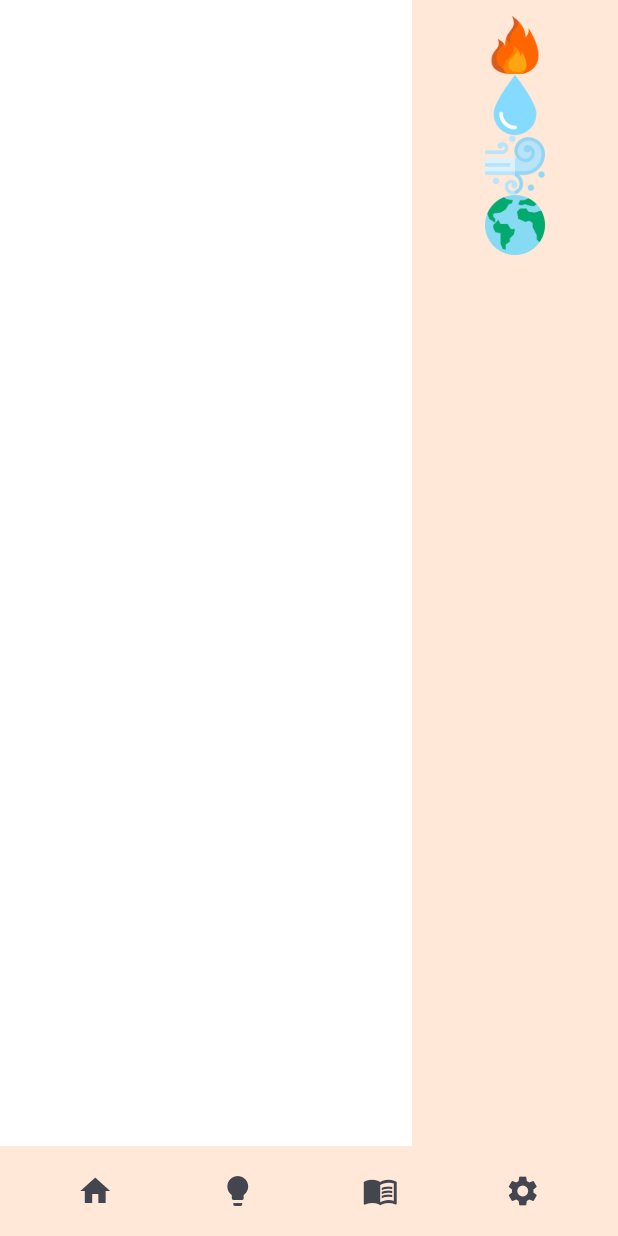
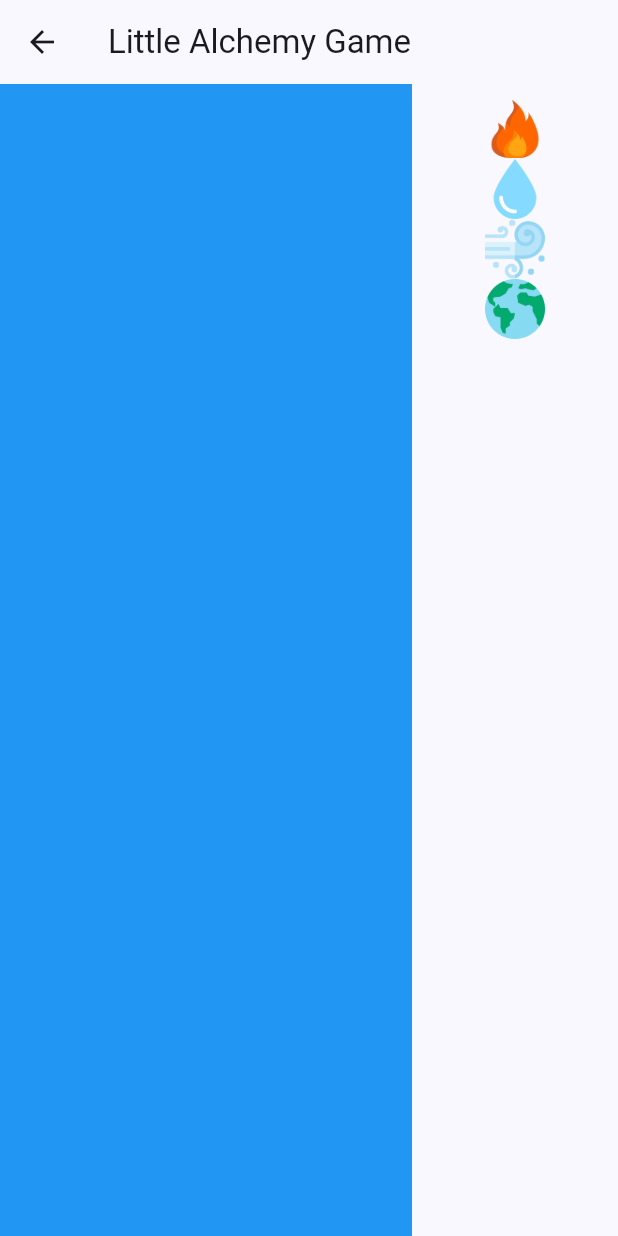
Before and after one commit to h0nu/585-group8, a Flutter app: the AlchemyGame screen opened by its route, on a phone screen of 412 x 824 dp. Run offline on Flutter 3.47's test engine with Material 3 defaults, Android fonts, the phone set to English and light mode, and no system bars; our stand-ins replace audioplayers, firebase_core, firebase_crashlytics, go_router, shared_preferences; missing offline and left inert: games_services; accounts and stored records are empty.

Commit message:
Added file

```diff
--- a/lib/src/play_session/Alchemy_play_session.dart
+++ b/lib/src/play_session/Alchemy_play_session.dart
@@ -1,119 +1,37 @@
 import 'package:flutter/material.dart';
 import 'package:go_router/go_router.dart';
 import 'package:provider/provider.dart';
-import '../style/palette.dart';
-import '../audio/audio_controller.dart';
-import '../audio/sounds.dart';
 
 class AlchemyGame extends StatefulWidget {
-  const AlchemyGame({super.key});
-
   @override
   _AlchemyGameState createState() => _AlchemyGameState();
 }
 
 class _AlchemyGameState extends State<AlchemyGame> {
-  List<String> inventory = [];
   List<String> combinationSequence = [];
 
-  void combineElements(String element) {
-    combinationSequence.add(element);
-
-    if (combinationSequence.length == 2) {
-      if (combinationSequence.contains("fire") &&
-          combinationSequence.contains("water")) {
-        if (!inventory.contains("steam")) {
-          inventory.add("steam");
-        }
-      } else if (combinationSequence.contains("air") &&
-          combinationSequence.contains("earth")) {
-        if (!inventory.contains("dust")) {
-          inventory.add("dust");
-        }
-      } else if (combinationSequence.contains("steam") &&
-          combinationSequence.contains("earth")) {
-        if (!inventory.contains("dust")) {
-          inventory.add("dust");
-        }
-      }
-      // Clear the combination sequence
-      combinationSequence.clear();
-      notifyListeners(); // Notify listeners when the state changes
-    }
-  }
   @override
   Widget build(BuildContext context) {
-      final palette = context.watch<Palette>();
-      final audioController = context.watch<AudioController>();
-
     return Scaffold(
-      appBar: null, // Remove the AppBar
-      backgroundColor: palette.backgroundAlchemy,
-      body: SafeArea(
-        child: ChangeNotifierProvider(
-          create: (context) => AlchemyGameState(inventory, combinationSequence),
-          child: Column(
-            children: [
-              Expanded(
-                flex: 4,
-                child: _AlchemyGameContent(),
-              ),
-              SafeArea(
-            child: Align(
-              alignment: Alignment.bottomCenter,
-              child: Container(
-              height: 60,
-              decoration: BoxDecoration(
-                color: palette.backgroundMenu,
-              ),
-              child: Padding(
-                padding: const EdgeInsets.symmetric(horizontal: 16.0),
-                child: Row(
-                  mainAxisAlignment: MainAxisAlignment.spaceAround,
-                  children: [
-                    IconButton(
+      appBar: AppBar(
+        title: Text("Little Alchemy Game"),
+        leading: IconButton(
+          icon: Icon(Icons.arrow_back),
           onPressed: () {
-                        audioController.playSfx(SfxType.buttonTap);
-                        GoRouter.of(context).go('/play');
+            if (Navigator.of(context).canPop()) {
+              GoRouter.of(context).pop();
+            } else {
+              GoRouter.of(context).go('/');
+            }
           },
-                      icon: Icon(Icons.home),
-                    ),
-                    IconButton(
-                      onPressed: () {
-                        audioController.playSfx(SfxType.buttonTap);
-                        GoRouter.of(context).push('/hints');
-                      },
-                      icon: Icon(Icons.lightbulb),
-                    ),
-                    IconButton(
-                      onPressed: () {
-                        audioController.playSfx(SfxType.buttonTap);
-                        GoRouter.of(context).push('/encyclopedia');
-                      },
-                      icon: Icon(Icons.menu_book),
-                    ),
-                    IconButton(
-                      onPressed: () {
-                        audioController.playSfx(SfxType.buttonTap);
-                        GoRouter.of(context).push('/settings');
-                      },
-                      icon: Icon(Icons.settings),
-                    ),
-                  ],
         ),
       ),
-            ),
-            ),
-          ),
-            ],
-          ),
-        ),
+      body: ChangeNotifierProvider(
+        create: (context) => AlchemyGameState(),
+        child: _AlchemyGameContent(),
       ),
     );
   }
-
-
-  void notifyListeners() {}
 }
 
 class _AlchemyGameContent extends StatelessWidget {
@@ -128,11 +46,67 @@ class _AlchemyGameContent extends StatelessWidget {
           child: DragTarget<String>(
             builder: (context, candidateData, rejectedData) {
               return Container(
-                color: Colors.white,
+                color: Colors.blue,
+                child: Stack(
+                  children: [
+                    // Display elements on the target area
+                    ...gameState.elementPositions.entries.map((entry) {
+                      return Positioned(
+                        left: entry.value.dx,
+                        top: entry.value.dy,
+                        child: Draggable<String>(
+                          data: entry.key,
+                          feedback: Image.asset(
+                            "assets/images/${entry.key}.png",
+                            width: 40,
+                            height: 40,
+                          ),
+                          child: Image.asset(
+                            "assets/images/${entry.key}.png",
+                            width: 40,
+                            height: 40,
+                          ),
+                          childWhenDragging:
+                              Container(), // Keep an empty container when dragging
+                        ),
+                      );
+                    }).toList(),
+
+                    // Display the generated element
+                    if (gameState.generatedElement != null)
+                      Positioned(
+                        left: gameState.generatedElementPosition?.dx ?? 0,
+                        top: gameState.generatedElementPosition?.dy ?? 0,
+                        child: Draggable<String>(
+                          data: gameState.generatedElement!,
+                          feedback: Image.asset(
+                            "assets/images/${gameState.generatedElement!}.png",
+                            width: 40,
+                            height: 40,
+                          ),
+                          child: Image.asset(
+                            "assets/images/${gameState.generatedElement!}.png",
+                            width: 40,
+                            height: 40,
+                          ),
+                          childWhenDragging:
+                              Container(), // Keep an empty container when dragging
+                        ),
+                      ),
+                  ],
+                ),
               );
             },
             onAccept: (element) {
+              // Combine the dragged element with the dropped element
               gameState.combineElements(element);
+
+              // Update the position of the dragged element
+              WidgetsBinding.instance!.addPostFrameCallback((_) {
+                RenderBox renderBox = context.findRenderObject() as RenderBox;
+                Offset position = renderBox.localToGlobal(Offset.zero);
+                gameState.updateElementPositions(element, position);
+              });
             },
           ),
         ),
@@ -145,37 +119,63 @@ class _AlchemyGameContent extends StatelessWidget {
               Expanded(
                 child: ListView(
                   children: <Widget>[
-                    Draggable<String>(
-                      data: "fire",
-                      feedback: Image.asset("assets/images/fire.png",
-                          width: 40, height: 40),
-                      child: Image.asset("assets/images/fire.png",
-                          width: 40, height: 40),
+                    // Display default draggable elements
+                    ...[
+                      'fire',
+                      'water',
+                      'air',
+                      'earth',
+                    ].map((defaultElement) {
+                      return Draggable<String>(
+                        data: defaultElement,
+                        feedback: Image.asset(
+                          "assets/images/$defaultElement.png",
+                          width: 40,
+                          height: 40,
                         ),
-                    Draggable<String>(
-                      data: "water",
-                      feedback: Image.asset("assets/images/water.png",
-                          width: 40, height: 40),
-                      child: Image.asset("assets/images/water.png",
-                          width: 40, height: 40),
+                        child: Image.asset(
+                          "assets/images/$defaultElement.png",
+                          width: 40,
+                          height: 40,
                         ),
-                    Draggable<String>(
-                      data: "air",
-                      feedback: Image.asset("assets/images/air.png",
-                          width: 40, height: 40),
-                      child: Image.asset("assets/images/air.png",
-                          width: 40, height: 40),
+                      );
+                    }).toList(),
+
+                    // Display draggable elements based on inventory
+                    ...gameState.inventory.map((item) {
+                      return Draggable<String>(
+                        data: item,
+                        feedback: Image.asset(
+                          "assets/images/$item.png",
+                          width: 40,
+                          height: 40,
                         ),
-                    Draggable<String>(
-                      data: "earth",
-                      feedback: Image.asset("assets/images/earth.png",
-                          width: 40, height: 40),
-                      child: Image.asset("assets/images/earth.png",
-                          width: 40, height: 40),
+                        child: Builder(
+                          builder: (context) {
+                            return DragTarget<String>(
+                              builder: (context, candidateData, rejectedData) {
+                                return Image.asset(
+                                  "assets/images/$item.png",
+                                  width: 40,
+                                  height: 40,
+                                );
+                              },
+                              onAccept: (element) {
+                                // Combine the dragged element with the dropped element
+                                gameState.combineElements(element);
+                                // Update the position of the dragged element
+                                RenderBox renderBox =
+                                    context.findRenderObject() as RenderBox;
+                                Offset position =
+                                    renderBox.localToGlobal(Offset.zero);
+                                gameState.updateElementPositions(
+                                    item, position);
+                              },
+                            );
+                          },
                         ),
-                    for (var item in gameState.inventory)
-                      Image.asset("assets/images/$item.png",
-                          width: 40, height: 40),
+                      );
+                    }).toList(),
                   ],
                 ),
               ),
@@ -189,15 +189,17 @@ class _AlchemyGameContent extends StatelessWidget {
 }
 
 class AlchemyGameState extends ChangeNotifier {
-  List<String> inventory;
-  List<String> combinationSequence;
-
-  AlchemyGameState(this.inventory, this.combinationSequence);
+  List<String> inventory = [];
+  List<String> combinationSequence = [];
+  String? generatedElement;
+  Offset? generatedElementPosition;
+  Map<String, Offset> elementPositions = {};
 
   void combineElements(String element) {
     combinationSequence.add(element);
 
     if (combinationSequence.length == 2) {
+      String result = getCombinationResult(combinationSequence);
       if (combinationSequence.contains("fire") &&
           combinationSequence.contains("water")) {
         if (!inventory.contains("steam")) {
@@ -208,15 +210,55 @@ class AlchemyGameState extends ChangeNotifier {
         if (!inventory.contains("dust")) {
           inventory.add("dust");
         }
-      } else if (combinationSequence.contains("steam") &&
-          combinationSequence.contains("earth")) {
-        if (!inventory.contains("dust")) {
-          inventory.add("dust");
+      } else if (combinationSequence.contains("dust") &&
+          combinationSequence.contains("water")) {
+        // Combine dust and water to get a new element
+        if (!inventory.contains("mud")) {
+          inventory.add("mud");
         }
       }
-      // Clear the combination sequence
+
+      if (result != "unknown_combination") {
+        // Check if the result is a valid combination
+        if (!inventory.contains(result)) {
+          inventory.add(result);
+        }
+      }
+
+      // Add the combined elements to positions
+      for (var combinedElement in combinationSequence) {
+        if (elementPositions.containsKey(combinedElement)) {
+          elementPositions.remove(combinedElement);
+        }
+      }
+      generatedElement = result;
+      generatedElementPosition = elementPositions[combinationSequence.first];
+
       combinationSequence.clear();
       notifyListeners(); // Notify listeners when the state changes
     }
   }
+
+  void updateElementPositions(String element, Offset position) {
+    elementPositions[element] = position;
+    notifyListeners();
   }
+
+  String getCombinationResult(List<String> elements) {
+    // Add your combination logic here
+    // Map the combination of elements to the correct result
+    if (elements.contains("fire") && elements.contains("water")) {
+      return "steam";
+    } else if (elements.contains("air") && elements.contains("earth")) {
+      return "dust";
+    } else if (elements.contains("dust") && elements.contains("water")) {
+      return "mud";
+    }
+
+    // Add more combinations as needed
+    // ...
+
+    // If no specific combination is found, return a default value
+    return "unknown_combination";
+  }
+}
```
Lines whose indentation alone changed are shown as unchanged.
